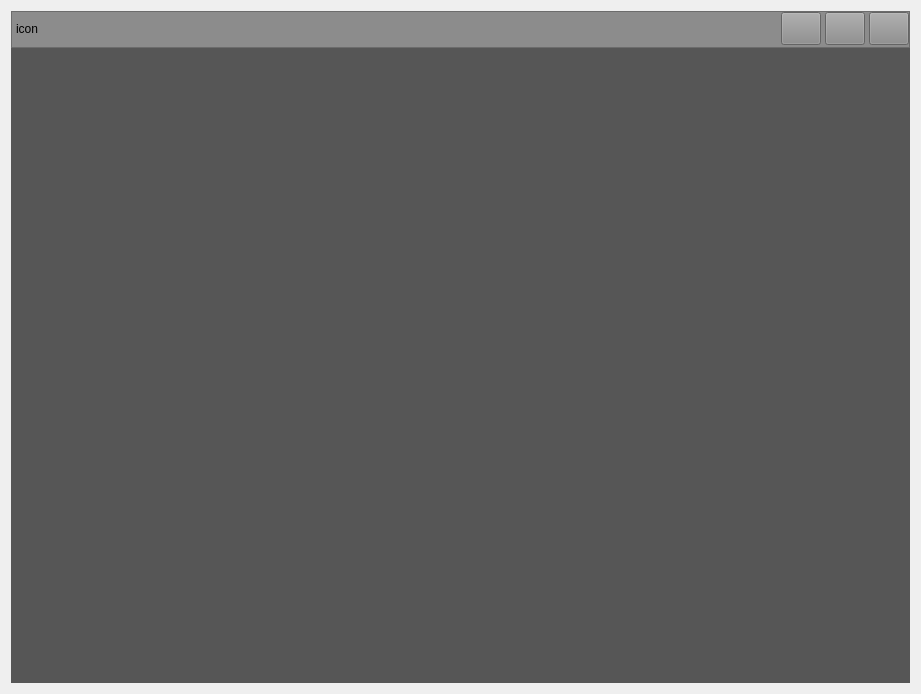
SergeySkulenkov/Notes, file widget.ui: the form before one commit.
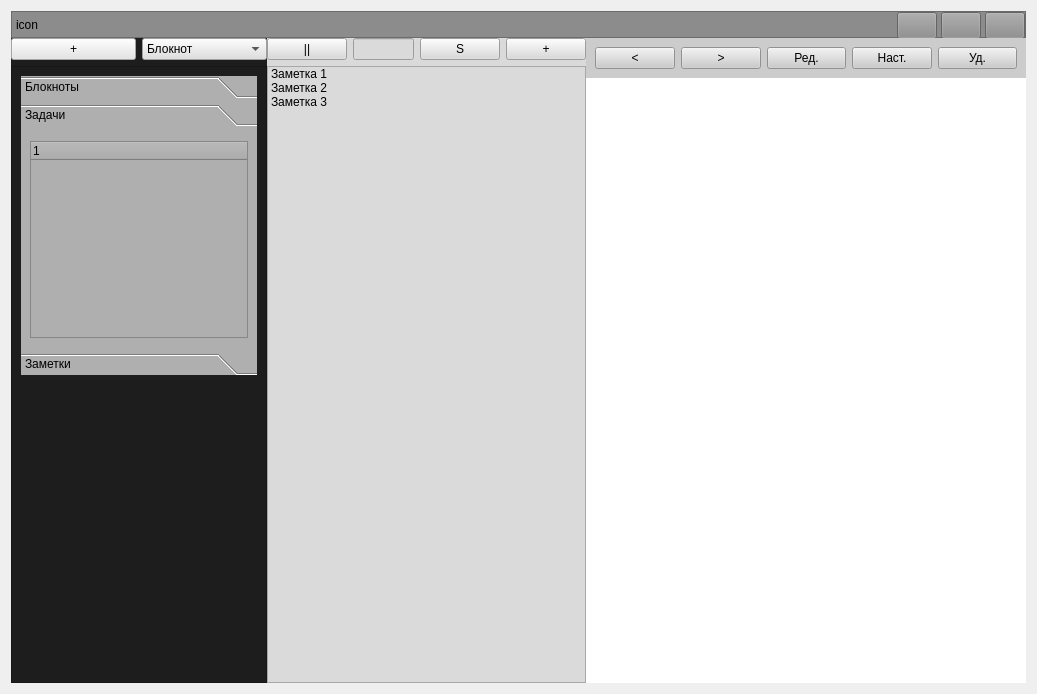
The form after the commit.

Commit message:
Добавлено: элементы графического интерфейса
Выполнена вёрстка окна приложения. Добавлены элементы графического интерфейса. Создан виджет визуального редактора.

What changed in the file:
```diff
--- a/widget.ui
+++ b/widget.ui
@@ -6,7 +6,7 @@
    <rect>
     <x>0</x>
     <y>0</y>
-    <width>921</width>
+    <width>1037</width>
     <height>694</height>
    </rect>
   </property>
@@ -19,7 +19,7 @@
      <property name="styleSheet">
       <string notr="true">background-color: rgb(86, 86, 86);</string>
      </property>
-     <layout class="QVBoxLayout" name="verticalLayout_2">
+     <layout class="QVBoxLayout" name="verticalLayout_3">
       <property name="spacing">
        <number>0</number>
       </property>
@@ -37,6 +37,18 @@
       </property>
       <item>
        <widget class="QFrame" name="frame">
+        <property name="sizePolicy">
+         <sizepolicy hsizetype="Preferred" vsizetype="Fixed">
+          <horstretch>0</horstretch>
+          <verstretch>0</verstretch>
+         </sizepolicy>
+        </property>
+        <property name="maximumSize">
+         <size>
+          <width>16777215</width>
+          <height>27</height>
+         </size>
+        </property>
         <property name="styleSheet">
          <string notr="true">background-color: rgb(140, 140, 140);
 min-height:25px;</string>
@@ -120,17 +132,324 @@
        </widget>
       </item>
       <item>
-       <spacer name="verticalSpacer">
+       <widget class="QSplitter" name="splitter">
         <property name="orientation">
-         <enum>Qt::Vertical</enum>
+         <enum>Qt::Horizontal</enum>
         </property>
-        <property name="sizeHint" stdset="0">
-         <size>
-          <width>20</width>
-          <height>634</height>
-         </size>
+        <property name="handleWidth">
+         <number>0</number>
         </property>
-       </spacer>
+        <property name="childrenCollapsible">
+         <bool>false</bool>
+        </property>
+        <widget class="QWidget" name="widget" native="true">
+         <property name="minimumSize">
+          <size>
+           <width>150</width>
+           <height>0</height>
+          </size>
+         </property>
+         <property name="styleSheet">
+          <string notr="true">background-color: rgb(29, 29, 29);</string>
+         </property>
+         <layout class="QVBoxLayout" name="verticalLayout_5">
+          <item>
+           <layout class="QHBoxLayout" name="horizontalLayout_4">
+            <item>
+             <widget class="QPushButton" name="pushButton">
+              <property name="styleSheet">
+               <string notr="true">background-color: rgb(229, 229, 229);</string>
+              </property>
+              <property name="text">
+               <string>+</string>
+              </property>
+             </widget>
+            </item>
+            <item>
+             <widget class="QComboBox" name="comboBox">
+              <property name="styleSheet">
+               <string notr="true">background-color: rgb(223, 223, 223);</string>
+              </property>
+              <item>
+               <property name="text">
+                <string>Блокнот</string>
+               </property>
+              </item>
+              <item>
+               <property name="text">
+                <string>Задача</string>
+               </property>
+              </item>
+             </widget>
+            </item>
+           </layout>
+          </item>
+          <item>
+           <widget class="QScrollArea" name="scrollArea">
+            <property name="widgetResizable">
+             <bool>true</bool>
+            </property>
+            <widget class="QWidget" name="scrollAreaWidgetContents">
+             <property name="geometry">
+              <rect>
+               <x>0</x>
+               <y>0</y>
+               <width>239</width>
+               <height>597</height>
+              </rect>
+             </property>
+             <layout class="QVBoxLayout" name="verticalLayout_6">
+              <item>
+               <widget class="QToolBox" name="toolBox">
+                <property name="styleSheet">
+                 <string notr="true">background-color: rgb(175, 175, 175);</string>
+                </property>
+                <property name="currentIndex">
+                 <number>1</number>
+                </property>
+                <widget class="QWidget" name="page">
+                 <property name="geometry">
+                  <rect>
+                   <x>0</x>
+                   <y>0</y>
+                   <width>214</width>
+                   <height>210</height>
+                  </rect>
+                 </property>
+                 <attribute name="label">
+                  <string>Блокноты</string>
+                 </attribute>
+                 <layout class="QVBoxLayout" name="verticalLayout_7">
+                  <item>
+                   <widget class="QTreeWidget" name="treeWidget">
+                    <column>
+                     <property name="text">
+                      <string notr="true">1</string>
+                     </property>
+                    </column>
+                   </widget>
+                  </item>
+                 </layout>
+                </widget>
+                <widget class="QWidget" name="page_2">
+                 <property name="geometry">
+                  <rect>
+                   <x>0</x>
+                   <y>0</y>
+                   <width>221</width>
+                   <height>210</height>
+                  </rect>
+                 </property>
+                 <attribute name="label">
+                  <string>Задачи</string>
+                 </attribute>
+                 <layout class="QVBoxLayout" name="verticalLayout_8">
+                  <item>
+                   <widget class="QTreeWidget" name="treeWidget_2">
+                    <column>
+                     <property name="text">
+                      <string notr="true">1</string>
+                     </property>
+                    </column>
+                   </widget>
+                  </item>
+                 </layout>
+                </widget>
+                <widget class="QWidget" name="page_3">
+                 <property name="geometry">
+                  <rect>
+                   <x>0</x>
+                   <y>0</y>
+                   <width>214</width>
+                   <height>210</height>
+                  </rect>
+                 </property>
+                 <attribute name="label">
+                  <string>Заметки</string>
+                 </attribute>
+                 <layout class="QVBoxLayout" name="verticalLayout_9">
+                  <item>
+                   <widget class="QTreeWidget" name="treeWidget_3">
+                    <column>
+                     <property name="text">
+                      <string notr="true">1</string>
+                     </property>
+                    </column>
+                   </widget>
+                  </item>
+                 </layout>
+                </widget>
+               </widget>
+              </item>
+              <item>
+               <spacer name="verticalSpacer">
+                <property name="orientation">
+                 <enum>Qt::Vertical</enum>
+                </property>
+                <property name="sizeHint" stdset="0">
+                 <size>
+                  <width>20</width>
+                  <height>270</height>
+                 </size>
+                </property>
+               </spacer>
+              </item>
+             </layout>
+            </widget>
+           </widget>
+          </item>
+         </layout>
+        </widget>
+        <widget class="QWidget" name="widget_2" native="true">
+         <property name="minimumSize">
+          <size>
+           <width>150</width>
+           <height>0</height>
+          </size>
+         </property>
+         <property name="styleSheet">
+          <string notr="true">background-color: rgb(218, 218, 218);</string>
+         </property>
+         <layout class="QVBoxLayout" name="verticalLayout_4">
+          <item>
+           <layout class="QHBoxLayout" name="horizontalLayout_3">
+            <item>
+             <widget class="QPushButton" name="pushButton_2">
+              <property name="text">
+               <string>||</string>
+              </property>
+             </widget>
+            </item>
+            <item>
+             <widget class="QLineEdit" name="lineEdit"/>
+            </item>
+            <item>
+             <widget class="QPushButton" name="pushButton_4">
+              <property name="text">
+               <string>S</string>
+              </property>
+             </widget>
+            </item>
+            <item>
+             <widget class="QPushButton" name="pushButton_3">
+              <property name="text">
+               <string>+</string>
+              </property>
+             </widget>
+            </item>
+           </layout>
+          </item>
+          <item>
+           <widget class="QListWidget" name="listWidget">
+            <item>
+             <property name="text">
+              <string>Заметка 1</string>
+             </property>
+            </item>
+            <item>
+             <property name="text">
+              <string>Заметка 2</string>
+             </property>
+            </item>
+            <item>
+             <property name="text">
+              <string>Заметка 3</string>
+             </property>
+            </item>
+           </widget>
+          </item>
+         </layout>
+        </widget>
+        <widget class="QWidget" name="layoutWidget">
+         <layout class="QVBoxLayout" name="verticalLayout_2">
+          <property name="spacing">
+           <number>0</number>
+          </property>
+          <item>
+           <widget class="QWidget" name="widget_3" native="true">
+            <property name="sizePolicy">
+             <sizepolicy hsizetype="Preferred" vsizetype="Fixed">
+              <horstretch>0</horstretch>
+              <verstretch>0</verstretch>
+             </sizepolicy>
+            </property>
+            <property name="minimumSize">
+             <size>
+              <width>150</width>
+              <height>40</height>
+             </size>
+            </property>
+            <property name="styleSheet">
+             <string notr="true">background-color: rgb(204, 204, 204);</string>
+            </property>
+            <layout class="QHBoxLayout" name="horizontalLayout_2">
+             <item>
+              <widget class="QPushButton" name="pushButton_5">
+               <property name="text">
+                <string>&lt;</string>
+               </property>
+              </widget>
+             </item>
+             <item>
+              <widget class="QPushButton" name="pushButton_6">
+               <property name="text">
+                <string>&gt;</string>
+               </property>
+              </widget>
+             </item>
+             <item>
+              <widget class="QPushButton" name="pushButton_9">
+               <property name="text">
+                <string>Ред.</string>
+               </property>
+              </widget>
+             </item>
+             <item>
+              <widget class="QPushButton" name="pushButton_7">
+               <property name="text">
+                <string>Наст.</string>
+               </property>
+              </widget>
+             </item>
+             <item>
+              <widget class="QPushButton" name="pushButton_8">
+               <property name="text">
+                <string>Уд.</string>
+               </property>
+              </widget>
+             </item>
+             <item>
+              <spacer name="horizontalSpacer_2">
+               <property name="orientation">
+                <enum>Qt::Horizontal</enum>
+               </property>
+               <property name="sizeHint" stdset="0">
+                <size>
+                 <width>63</width>
+                 <height>20</height>
+                </size>
+               </property>
+              </spacer>
+             </item>
+            </layout>
+           </widget>
+          </item>
+          <item>
+           <widget class="QWidget" name="editorWidget" native="true">
+            <property name="minimumSize">
+             <size>
+              <width>150</width>
+              <height>0</height>
+             </size>
+            </property>
+            <property name="styleSheet">
+             <string notr="true">background-color: rgb(255, 255, 255);</string>
+            </property>
+           </widget>
+          </item>
+         </layout>
+        </widget>
+       </widget>
       </item>
      </layout>
     </widget>
```
The commit also changes 7 other files.
